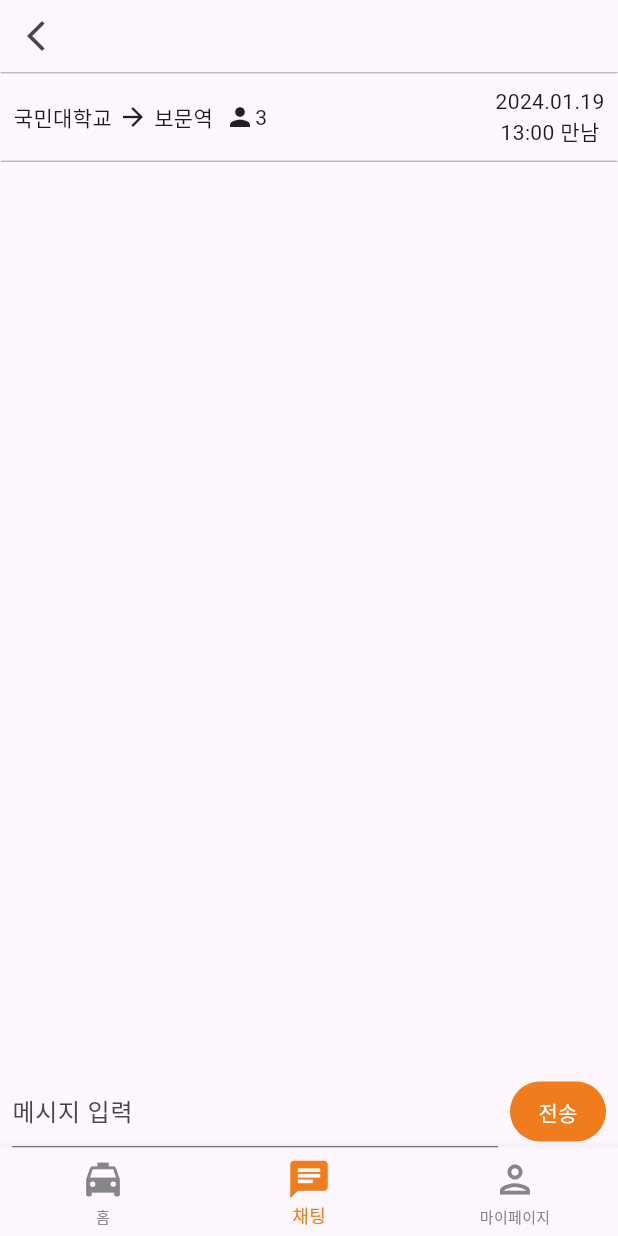
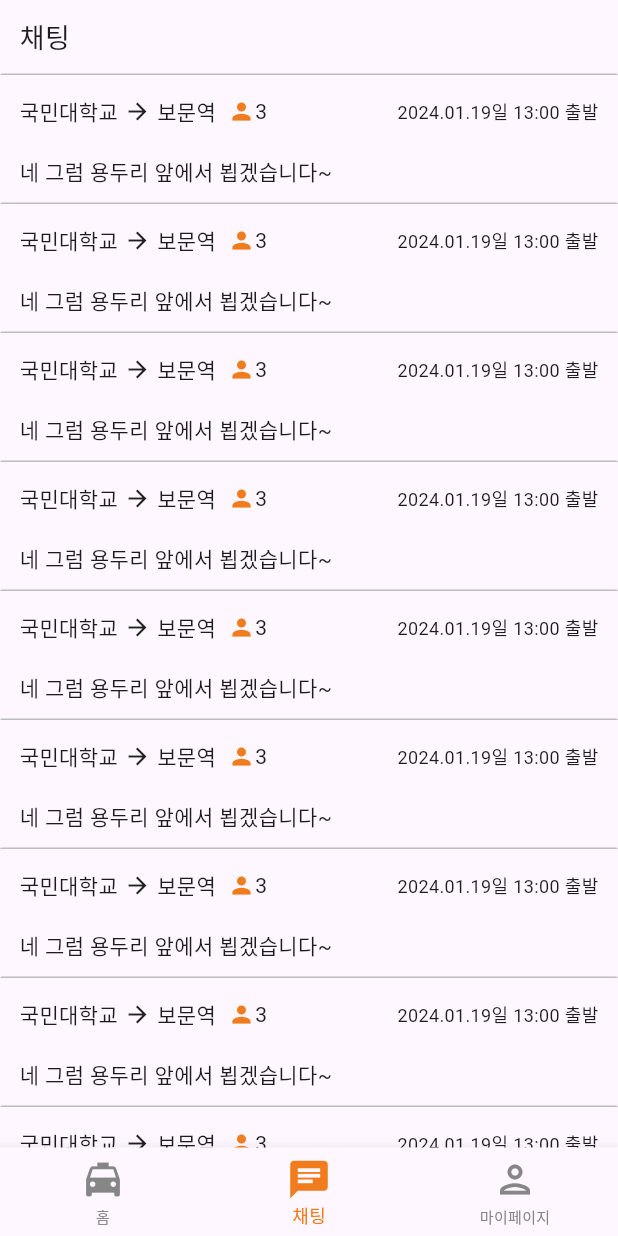
Before and after one commit to jia5232/KIRI_Frontend, a Flutter app: the RootTab screen opened by its route, item 2 of the bottom bar chosen, on a phone screen of 412 x 824 dp. Run offline on Flutter 3.47's test engine with Material 3 defaults, Android fonts, the phone set to English and light mode, and no system bars; our stand-ins replace dio, flutter_riverpod, flutter_secure_storage, font_awesome_flutter, go_router, package_info_plus and 1 more; missing offline and left inert: flutter_email_sender, stomp_dart_client; accounts and stored records are empty; generated files the repository leaves out were written again; network calls fail; Roboto replaces fonts that are missing (NotoSans).

Commit message:
feat: create chat list screen ui

```diff
--- /dev/null
+++ b/lib/chat/component/chat_room_card.dart
@@ -0,0 +1,68 @@
+import 'package:flutter/material.dart';
+import 'package:kiri/common/const/colors.dart';
+
+class ChatRoomCard extends StatelessWidget {
+  const ChatRoomCard({super.key});
+
+  @override
+  Widget build(BuildContext context) {
+
+    return Container(
+      padding: EdgeInsets.symmetric(horizontal: 12.0, vertical: 10.0),
+      width: MediaQuery.of(context).size.width,
+      height: 86.0,
+      decoration: BoxDecoration(
+        border: Border(
+          top: BorderSide(color: Colors.transparent),
+          bottom: BorderSide(color: Colors.grey.shade400),
+          left: BorderSide(color: Colors.transparent),
+          right: BorderSide(color: Colors.transparent),
+        ),
+      ),
+      child: Column(
+        mainAxisAlignment: MainAxisAlignment.spaceBetween,
+        children: [
+          Row(
+            mainAxisAlignment: MainAxisAlignment.spaceBetween,
+            children: [
+              Row(
+                children: [
+                  Text("국민대학교"),
+                  Padding(
+                    padding: const EdgeInsets.all(4.0),
+                    child: Icon(
+                      Icons.arrow_forward,
+                      size: 18.0,
+                    ),
+                  ),
+                  Text("보문역"),
+                  SizedBox(width: 8.0),
+                  Icon(
+                    Icons.person,
+                    color: PRIMARY_COLOR,
+                    size: 18.0,
+                  ),
+                  Text("3"),
+                ],
+              ),
+              Text(
+                '2024.01.19일 13:00 출발',
+                style: TextStyle(
+                  fontSize: 12.0,
+                ),
+              ),
+            ],
+          ),
+          Row(
+            mainAxisAlignment: MainAxisAlignment.start,
+            children: [
+              Text(
+                '네 그럼 용두리 앞에서 뵙겠습니다~',
+              ),
+            ],
+          ),
+        ],
+      ),
+    );
+  }
+}
--- /dev/null
+++ b/lib/chat/view/chat_list_screen.dart
@@ -0,0 +1,63 @@
+import 'package:flutter/material.dart';
+import 'package:kiri/chat/component/chat_room_card.dart';
+
+class ChatListScreen extends StatefulWidget {
+  const ChatListScreen({super.key});
+
+  @override
+  State<ChatListScreen> createState() => _ChatListScreenState();
+}
+
+class _ChatListScreenState extends State<ChatListScreen> {
+  @override
+  Widget build(BuildContext context) {
+    return Scaffold(
+      body: SafeArea(
+        child: Column(
+          children: [
+            _Top(),
+            Expanded(
+              child: ListView.builder(
+                itemCount: 10,
+                itemBuilder: (_, index){
+                  return ChatRoomCard();
+                },
+              ),
+            ),
+          ],
+        ),
+      ),
+    );
+  }
+}
+
+class _Top extends StatelessWidget {
+  const _Top({super.key});
+
+  @override
+  Widget build(BuildContext context) {
+    return Container(
+      padding: EdgeInsets.only(left: 12.0),
+      width: MediaQuery.of(context).size.width,
+      height: 50.0,
+      decoration: BoxDecoration(
+        border: Border(
+          top: BorderSide(color: Colors.transparent),
+          bottom: BorderSide(color: Colors.grey.shade400),
+          left: BorderSide(color: Colors.transparent),
+          right: BorderSide(color: Colors.transparent),
+        ),
+      ),
+      child: Row(
+        children: [
+          Text(
+            '채팅',
+            style: TextStyle(
+              fontSize: 18.0,
+            ),
+          ),
+        ],
+      ),
+    );
+  }
+}
--- a/lib/chat/view/chat_screen.dart
+++ b/lib/chat/view/chat_screen.dart
@@ -119,14 +119,14 @@ class _ChatScreenState extends ConsumerState<ChatScreen> {
                   padding: const EdgeInsets.all(4.0),
                   child: Icon(
                     Icons.arrow_forward,
-                    size: 20.0,
+                    size: 18.0,
                   ),
                 ),
                 Text("보문역"),
                 SizedBox(width: 8.0),
                 Icon(
                   Icons.person,
-                  size: 20.0,
+                  size: 18.0,
                 ),
                 Text("3"),
               ],
--- a/lib/common/view/root_tab.dart
+++ b/lib/common/view/root_tab.dart
@@ -1,4 +1,5 @@
 import 'package:flutter/material.dart';
+import 'package:kiri/chat/view/chat_list_screen.dart';
 import 'package:kiri/chat/view/chat_screen.dart';
 import 'package:kiri/common/layout/default_layout.dart';
 import 'package:kiri/post/view/post_screen.dart';
@@ -46,7 +47,7 @@ class _RootTabState extends State<RootTab> with SingleTickerProviderStateMixin {
         controller: controller,
         children: [
           PostScreen(),
-          ChatScreen(),
+          ChatListScreen(),
           MyPageScreen(),
         ],
       ),
--- a/lib/main.dart
+++ b/lib/main.dart
@@ -1,11 +1,6 @@
 import 'package:flutter/material.dart';
 import 'package:flutter_riverpod/flutter_riverpod.dart';
-import 'package:kiri/common/const/colors.dart';
-import 'package:kiri/common/view/splash_screen.dart';
 import 'package:flutter_localizations/flutter_localizations.dart';
-import 'package:intl/intl.dart';
-import 'package:intl/date_symbol_data_local.dart';
-import 'package:kiri/member/provider/auth_provider.dart';
 
 import 'common/provider/router_provider.dart';
 
```
